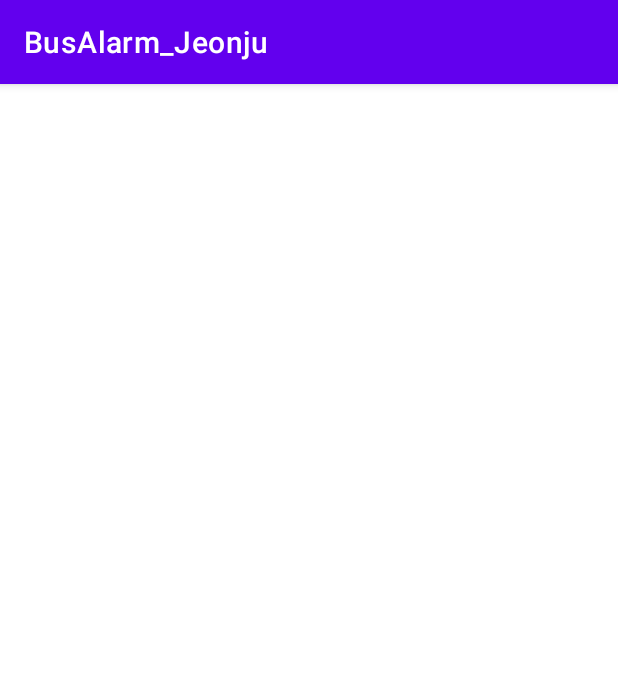
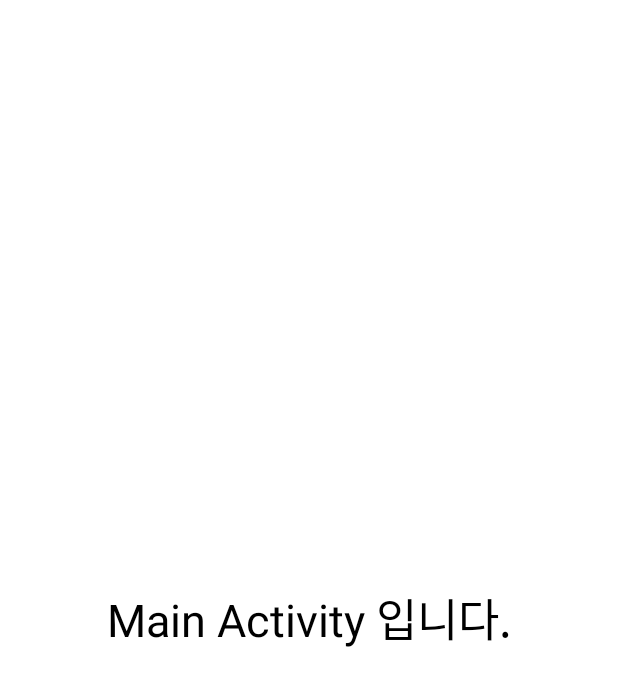
Before and after one commit to flex2020/BusAlarm_Jeonju, an Android app: the screen it shows after launch (MainActivity), on a phone screen of 412 x 824 dp. Shown: the top 686 px of the screen. Run offline under Robolectric (Android 15) with nearby library versions, the phone set to English and light mode, and no system bars.

Commit message:
2022.06.24 Edit activity_intro.xml

```diff
--- a/app/src/main/AndroidManifest.xml
+++ b/app/src/main/AndroidManifest.xml
@@ -7,11 +7,11 @@
         android:allowBackup="true"
         android:dataExtractionRules="@xml/data_extraction_rules"
         android:fullBackupContent="@xml/backup_rules"
-        android:icon="@mipmap/ic_launcher"
+        android:icon="@drawable/appimg"
         android:label="@string/app_name"
-        android:roundIcon="@mipmap/ic_launcher_round"
+        android:roundIcon="@drawable/appimg"
         android:supportsRtl="true"
-        android:theme="@style/Theme.BusAlarm_Jeonju"
+        android:theme="@style/Theme.Design.NoActionBar"
         tools:targetApi="31">
         <activity
             android:name=".IntroActivity"
--- a/app/src/main/res/layout/activity_main.xml
+++ b/app/src/main/res/layout/activity_main.xml
@@ -4,4 +4,18 @@
     xmlns:tools="http://schemas.android.com/tools"
     android:layout_width="match_parent"
     android:layout_height="match_parent"
-    tools:context=".MainActivity"/>
+    android:background="@color/white"
+    tools:context=".MainActivity">
+
+    <TextView
+        android:id="@+id/textView"
+        android:layout_width="wrap_content"
+        android:layout_height="wrap_content"
+        android:text="Main Activity 입니다."
+        android:textSize="30dp"
+        android:textColor="@color/black"
+        app:layout_constraintBottom_toBottomOf="parent"
+        app:layout_constraintEnd_toEndOf="parent"
+        app:layout_constraintStart_toStartOf="parent"
+        app:layout_constraintTop_toTopOf="parent" />
+</androidx.constraintlayout.widget.ConstraintLayout>
--- a/app/src/main/res/values/strings.xml
+++ b/app/src/main/res/values/strings.xml
@@ -1,3 +1,3 @@
 <resources>
-    <string name="app_name">BusAlarm_Jeonju</string>
+    <string name="app_name">전주버스알람</string>
 </resources>
```
Also changed, not shown: app/src/main/res/layout/activity_intro.xml (+27 -2 lines), app/src/main/res/drawable-v24/appimg.png (added), app/src/main/res/drawable-v24/introtext.png (added), app/src/main/res/drawable-v24/largeimg.png (added).
